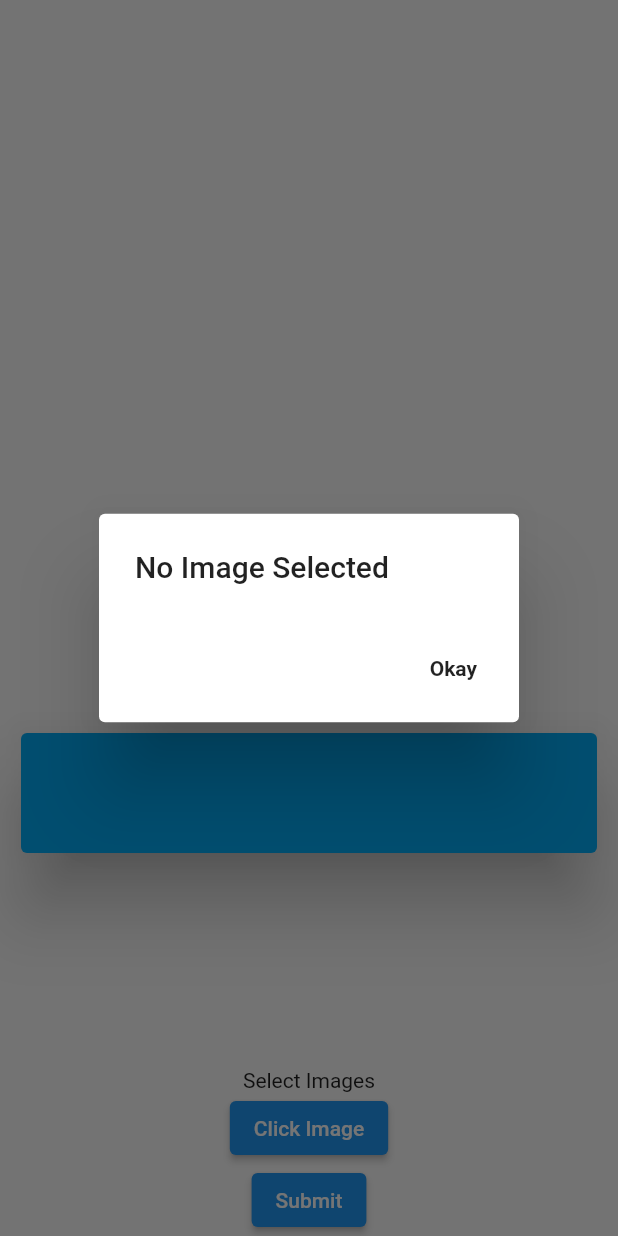
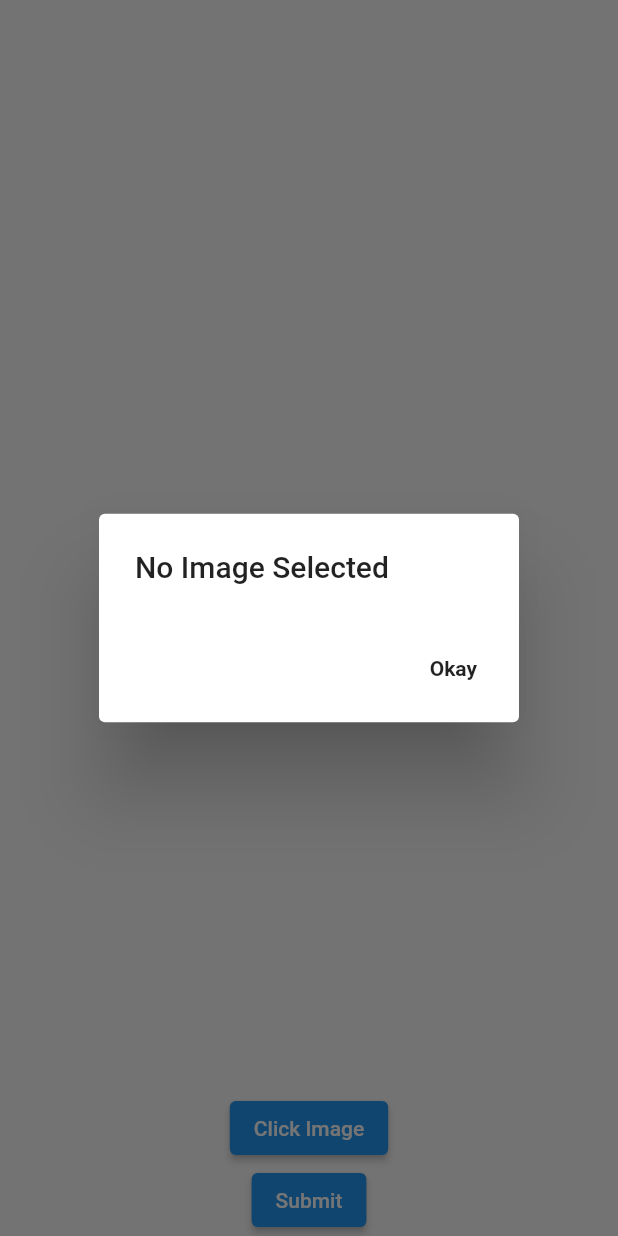
Before and after one commit to RohanPatel1303/multipartandsqlserver, a Flutter app: the UploadImageScreen screen opened directly with empty values, after a tap on "Click Image", on a phone screen of 412 x 824 dp. Run offline on Flutter 3.47's test engine with Material 2 defaults, Android fonts, the phone set to English and light mode, and no system bars; our stand-ins replace get, image_picker; missing offline and left inert: material_color_generator.

Commit message:
Second Commmit

```diff
--- a/lib/Screens/uploadimage.dart
+++ b/lib/Screens/uploadimage.dart
@@ -60,30 +60,8 @@ class _UploadImageScreenState extends State<UploadImageScreen> {
                   }),
             ),
             Expanded(
-              child: ListView.builder(
-                  itemCount: modal.length,
-                  itemBuilder: (context,index){
-                    return Padding(
-                      padding: const EdgeInsets.all(10),
-                      child: Card(
-                        elevation: 20,
-                        color: Colors.lightBlue,
-                        child: Column(
-                          children: [
-                            Text(modal[index].email.toString()),
-                            Text(modal[index].password.toString()),
-                            Text(modal[index].purpose.toString()),
-                            Text(modal[index].typeOfFood.toString()),
-                            Text(modal[index].email.toString()),
-
-                          ],
-                        ),
-                      ),
-                    );
-
-              }),
+              child:SizedBox(),
             ),
-            Text("Select Images"),
             ElevatedButton(
                 onPressed: () async {
                   final XFile? selected_img=await ImagePicker().pickImage(source: ImageSource.camera);
```
Also changed, not shown: lib/Screens/details.dart (+20 -28 lines).
